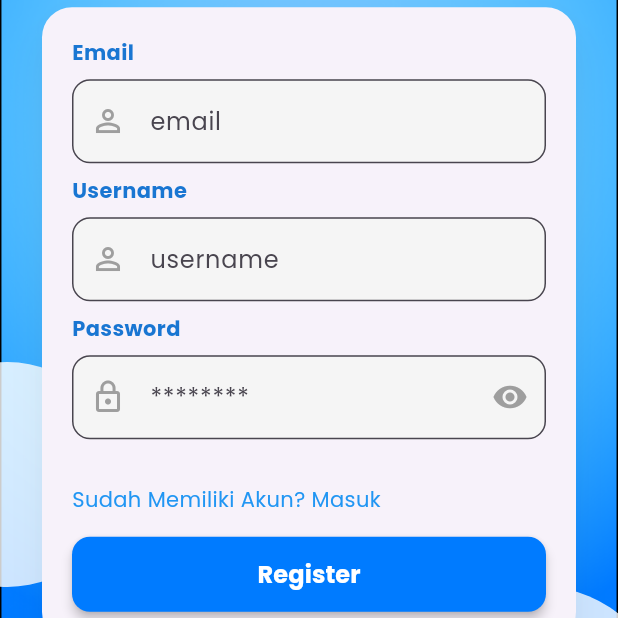
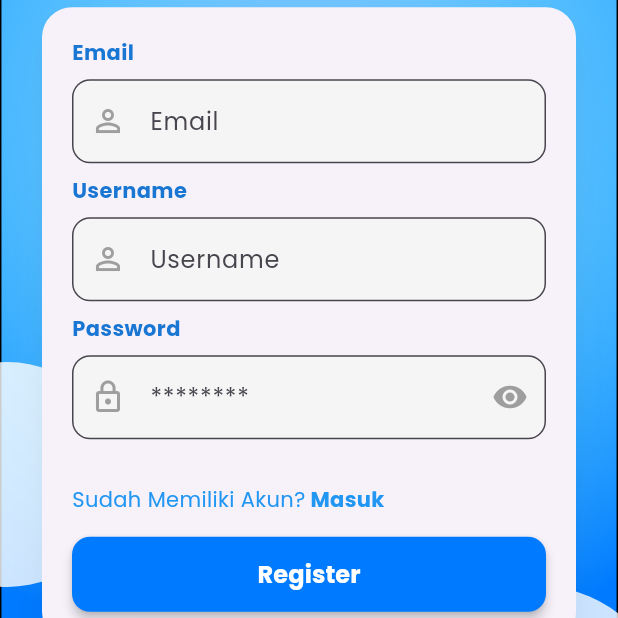
Before and after one commit to Retiortuk/Penyuku-Mobile-App, a Flutter app: the RegisterScreen screen opened directly, on a phone screen of 412 x 824 dp, the part 499-1117 px from its top. Run offline on Flutter 3.47's test engine with Material 3 defaults, Android fonts, the phone set to English and light mode, and no system bars; our stand-ins replace google_fonts.

Commit message:
Fix: Bold On Sudah Punya Akun/Daftar/Masuk And Fix Email Controller

```diff
--- a/lib/register_screen.dart
+++ b/lib/register_screen.dart
@@ -11,6 +11,7 @@ class RegisterScreen extends StatefulWidget {
 class _RegisterScreenState extends State<RegisterScreen> {
   bool _isPasswordVisible = false;
 
+  final TextEditingController _emailController = TextEditingController();
   final TextEditingController _usernameController = TextEditingController();
   final TextEditingController _passwordController = TextEditingController();
 
@@ -121,9 +122,9 @@ class _RegisterScreenState extends State<RegisterScreen> {
             ),
             const SizedBox(height: 8),
             TextFormField(
-              controller: _usernameController,
+              controller: _emailController,
               decoration: InputDecoration(
-                hintText: 'email',
+                hintText: 'Email',
                 prefixIcon: const Icon(
                   Icons.person_outline,
                   color: Colors.grey,
@@ -154,7 +155,7 @@ class _RegisterScreenState extends State<RegisterScreen> {
             TextFormField(
               controller: _usernameController,
               decoration: InputDecoration(
-                hintText: 'username',
+                hintText: 'Username',
                 prefixIcon: const Icon(
                   Icons.person_outline,
                   color: Colors.grey,
@@ -214,17 +215,20 @@ class _RegisterScreenState extends State<RegisterScreen> {
             Padding(
               padding: EdgeInsets.only(bottom: 15),
               child: Row(
-                mainAxisAlignment: MainAxisAlignment.spaceBetween,
                 children: [
+                  Text(
+                    "Sudah Memiliki Akun?",
+                    style: GoogleFonts.poppins(color: Colors.blue),
+                  ),
                   GestureDetector(
                     onTap: () {
                       Navigator.pop(context);
                     },
                     child: Text(
-                    "Sudah Memiliki Akun? Masuk",
+                      " Masuk",
                       style: GoogleFonts.poppins(
                         color: Colors.blue,
-
+                        fontWeight: FontWeight.bold,
                       ),
                     ),
                   ),
```
Also changed, not shown: lib/login_screen.dart (+9 -3 lines), lib/splash_screen.dart (+0 -7 lines).
